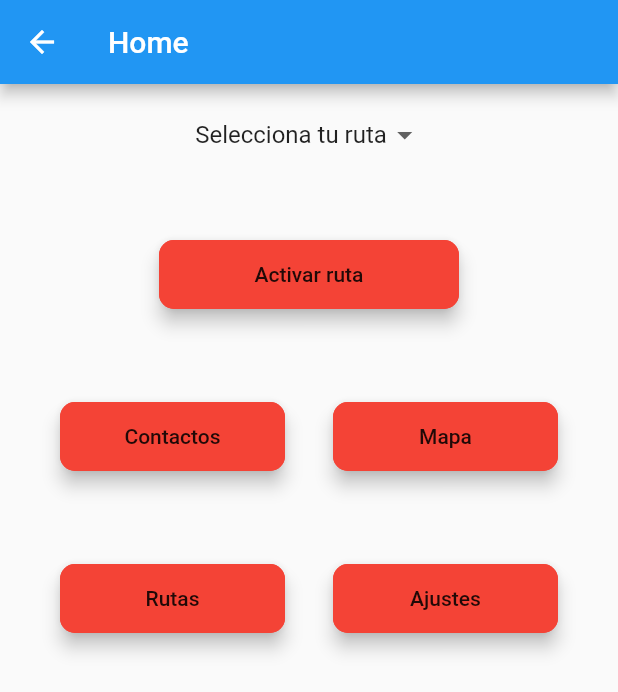
After one commit to Tony-Rome/app-rastreo-seguridad, a Flutter app: the TestPage screen opened directly, on a phone screen of 412 x 824 dp. The commit adds this screen. Shown: the top 692 px of the screen. Run offline on Flutter 3.47's test engine with Material 2 defaults, Android fonts, the phone set to English and light mode, and no system bars; statements that could not run were skipped.

Commit message:
Se agrega archivo para probrar conflictos

```diff
--- a/lib/main.dart
+++ b/lib/main.dart
@@ -1,6 +1,6 @@
 import 'package:flutter/material.dart';
 import 'package:rastreo/views/home.dart';
-
+import 'package:rastreo/views/test.dart;
 void main() {
   runApp(MyApp());
 }
@@ -31,6 +31,7 @@ class MyApp extends StatelessWidget {
       initialRoute: 'home_page',
       routes: {
         'home_page' : (BuildContext context) => HomePage(),
+	'test_page' : (BuildContext context) => TestPage(),
       },
     );
   }
--- /dev/null
+++ b/lib/views/test.dart
@@ -0,0 +1,143 @@
+import 'package:flutter/material.dart';
+
+class TestPage extends StatefulWidget {
+  TestPage({Key key}) : super(key: key);
+
+  @override
+  _TestPageState createState() => _TestPageState();
+}
+
+class _TestPageState extends State<TestPage> {
+
+  List<String> _routs = ['Selecciona tu ruta','Ruta 1', 'Ruta 2', 'Ruta 3'];
+  String _routsSelected = 'Selecciona tu ruta';
+
+  @override
+  Widget build(BuildContext context) {
+    return Scaffold(
+      appBar: AppBar(title: Text('Home'),),
+      body: SafeArea(
+        child: SingleChildScrollView(
+          child: Container(
+            margin: EdgeInsets.symmetric(vertical:10.0, horizontal: 40.0),
+            child: Column(
+              mainAxisAlignment: MainAxisAlignment.center,
+              children: <Widget>[
+                 DropdownButtonHideUnderline(
+                  child: DropdownButton(
+                    value: _routsSelected,
+                    onChanged:  (String newRout){
+                      setState((){
+                        _routsSelected = newRout;
+                      });
+                    },
+                    items:_routs.map<DropdownMenuItem<String>>((rout) {
+                      return DropdownMenuItem<String>(
+                        child: Text(rout),
+                        value: rout
+                        );
+                    }).toList(),
+                  )
+                ),
+                 Container(
+                    margin: EdgeInsets.only(top:30.0),
+                    padding: EdgeInsets.symmetric(vertical: 15.0),
+                    width: 200.0,
+                    child: RaisedButton(
+                        //disabledColor: Colors.black, color desabilitado
+                          elevation: 5.0,
+                          onPressed: (){},
+                          padding: EdgeInsets.all(15.0),
+                          shape: RoundedRectangleBorder(
+                            side: BorderSide(color: Colors.red, width: 2.0),
+                            borderRadius: BorderRadius.circular(10.0),
+                          ),
+                          color: Colors.red,
+                          child: Text('Activar ruta'),
+                      ),
+                  ),
+                Row(
+                  mainAxisAlignment: MainAxisAlignment.spaceBetween,
+                  children: <Widget>[
+                  Container(
+                    margin: EdgeInsets.only(top:30.0),
+                    padding: EdgeInsets.symmetric(vertical: 15.0),
+                    width: 150.0,
+                    child: RaisedButton(
+                        //disabledColor: Colors.black, color desabilitado
+                          elevation: 5.0,
+                          onPressed: (){},
+                          padding: EdgeInsets.all(15.0),
+                          shape: RoundedRectangleBorder(
+                            side: BorderSide(color: Colors.red, width: 2.0),
+                            borderRadius: BorderRadius.circular(10.0),
+                          ),
+                          color: Colors.red,
+                          child: Text('Contactos'),
+                      ),
+                  ),
+                  Container(
+                    margin: EdgeInsets.only(top:30.0),
+                    padding: EdgeInsets.symmetric(vertical: 15.0),
+                    width: 150.0,
+                    child: RaisedButton(
+                        //disabledColor: Colors.black, color desabilitado
+                          elevation: 5.0,
+                          onPressed: (){},
+                          padding: EdgeInsets.all(15.0),
+                          shape: RoundedRectangleBorder(
+                            side: BorderSide(color: Colors.red, width: 2.0),
+                            borderRadius: BorderRadius.circular(10.0),
+                          ),
+                          color: Colors.red,
+                          child: Text('Mapa'),
+                      ),
+                  ),
+                  ],
+                ),
+                Row(
+                  mainAxisAlignment: MainAxisAlignment.spaceBetween,
+                  children: <Widget>[
+                  Container(
+                    margin: EdgeInsets.only(top:30.0),
+                    padding: EdgeInsets.symmetric(vertical: 15.0),
+                    width: 150.0,
+                    child: RaisedButton(
+                        //disabledColor: Colors.black, color desabilitado
+                          elevation: 5.0,
+                          onPressed: (){},
+                          padding: EdgeInsets.all(15.0),
+                          shape: RoundedRectangleBorder(
+                            side: BorderSide(color: Colors.red, width: 2.0),
+                            borderRadius: BorderRadius.circular(10.0),
+                          ),
+                          color: Colors.red,
+                          child: Text('Rutas'),
+                      ),
+                  ),
+                  Container(
+                    margin: EdgeInsets.only(top:30.0),
+                    padding: EdgeInsets.symmetric(vertical: 15.0),
+                    width: 150.0,
+                    child: RaisedButton(
+                        //disabledColor: Colors.black, color desabilitado
+                          elevation: 5.0,
+                          onPressed: (){},
+                          padding: EdgeInsets.all(15.0),
+                          shape: RoundedRectangleBorder(
+                            side: BorderSide(color: Colors.red, width: 2.0),
+                            borderRadius: BorderRadius.circular(10.0),
+                          ),
+                          color: Colors.red,
+                          child: Text('Ajustes'),
+                      ),
+                  ),
+                  ],
+                ),
+              ],),
+          ),
+        )
+        )
+    );
+  }
+}
```
